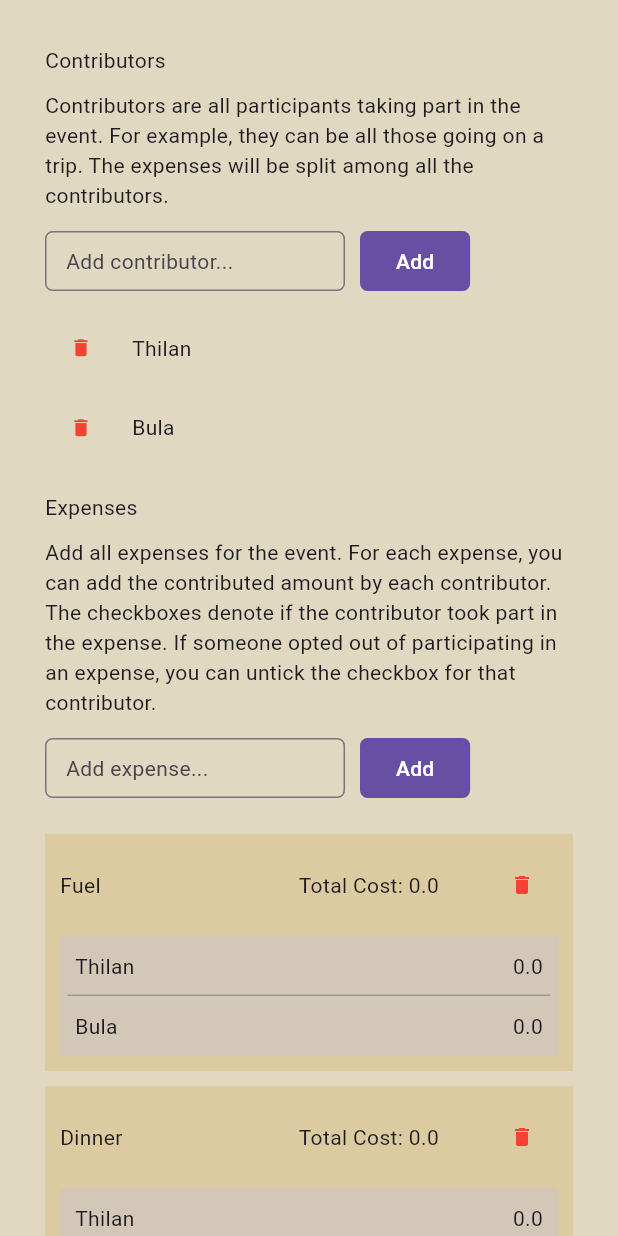
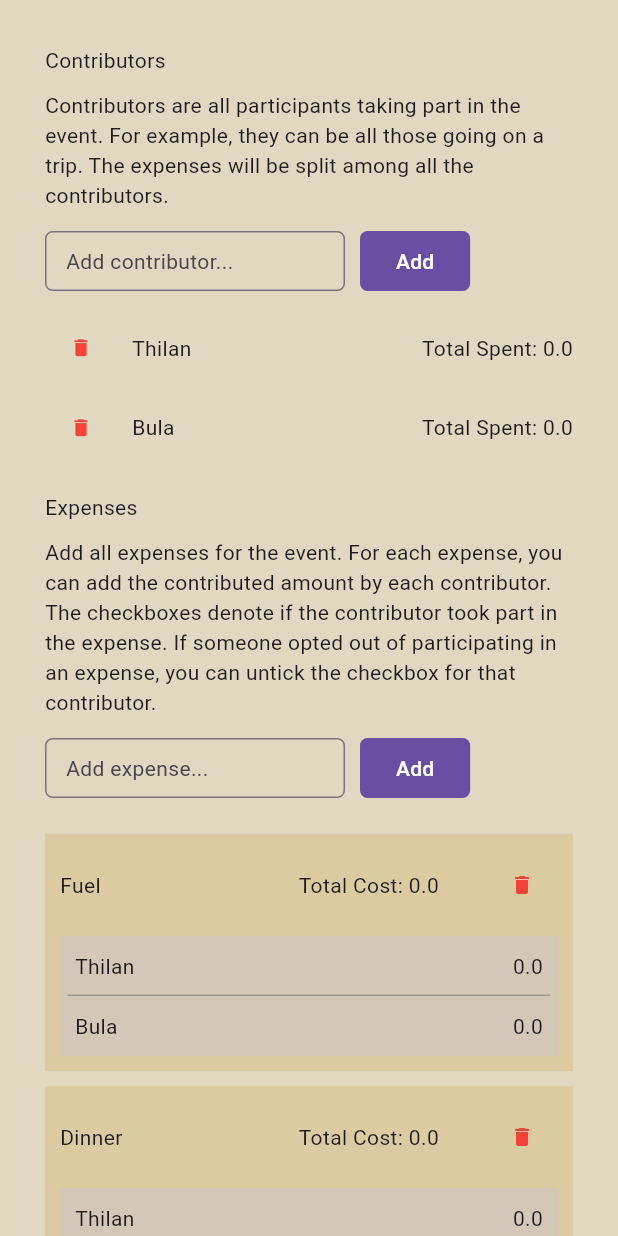
Before and after one commit to thilanse/splitmycosts, a Flutter app: the screen it shows after launch, on a phone screen of 412 x 824 dp. Run offline on Flutter 3.47's test engine with Material 3 defaults, Android fonts, the light colour scheme and no system bars.

Commit message:
added contributor total expenditure

```diff
--- a/lib/sections/contributor_section.dart
+++ b/lib/sections/contributor_section.dart
@@ -2,6 +2,7 @@ import 'package:flutter/material.dart';
 import 'package:provider/provider.dart';
 import 'package:splitmycosts/common/add_item.dart';
 import 'package:splitmycosts/models/app_state.dart';
+import 'package:splitmycosts/models/contributor.dart';
 
 class ContributorSection extends StatelessWidget {
   const ContributorSection({super.key,});
@@ -89,7 +90,7 @@ class ContributorListSection extends StatelessWidget {
       child: Consumer<AppState>(builder: (context, appState, child) {
         return ListView.separated(
             itemBuilder: (BuildContext context, int index) {
-              return ContributorItem(name: appState.contributors[index].contributorName,);
+              return ContributorItem(contributor: appState.contributors[index],);
             },
             separatorBuilder: (BuildContext context, int index) =>
                 const SizedBox(height: 5.0),
@@ -102,10 +103,10 @@ class ContributorListSection extends StatelessWidget {
 class ContributorItem extends StatelessWidget {
   const ContributorItem({
     super.key,
-    required this.name,
+    required this.contributor,
   });
 
-  final String name;
+  final Contributor contributor;
 
   @override
   Widget build(BuildContext context) {
@@ -114,7 +115,7 @@ class ContributorItem extends StatelessWidget {
         IconButton(
           onPressed: () {
             var appState = context.read<AppState>();
-            appState.removeContributor(name);
+            appState.removeContributor(contributor.contributorName);
           },
           icon: const Icon(
             Icons.delete,
@@ -125,7 +126,9 @@ class ContributorItem extends StatelessWidget {
           constraints: const BoxConstraints(minWidth: 20.0, minHeight: 20.0),
         ),
         const SizedBox(width: 10.0),
-        Text(name),
+        Text(contributor.contributorName),
+        const Spacer(),
+        Text("Total Spent: ${contributor.totalSpent}"),
       ],
     );
   }
```
